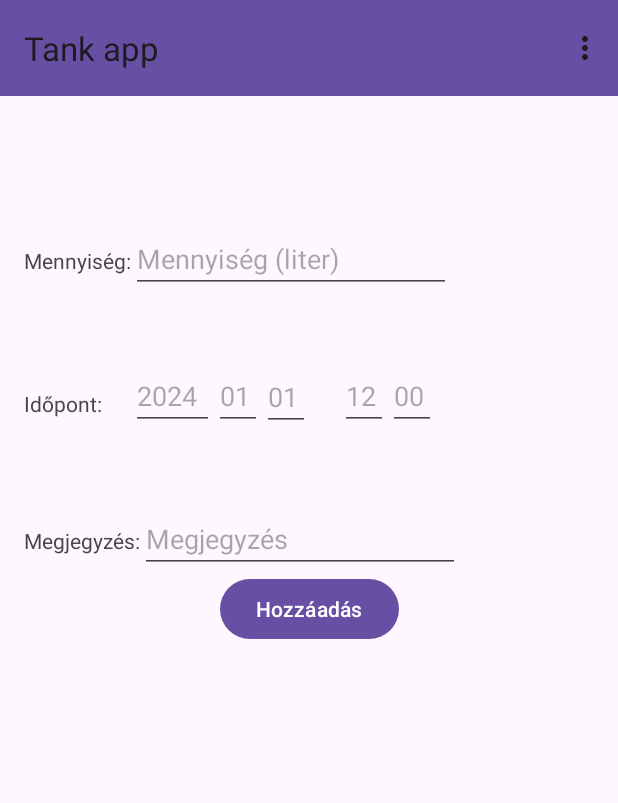
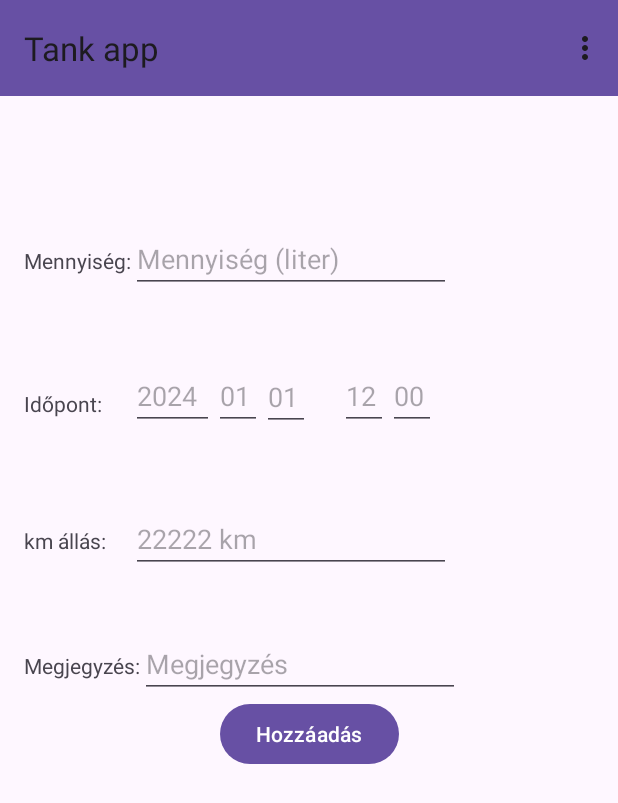
Before and after one commit to badinszky97/android_beadando, an Android app: the fragment UjTankolas placed in its activity, on a phone screen of 412 x 824 dp. Shown: the top 803 px of the screen. Run offline under Robolectric (Android 15) with nearby library versions, the phone set to English and light mode, and no system bars; our stand-ins replace Room's generated code.

Commit message:
km mező hozzáadva az adatbázishoz

```diff
--- a/app/src/main/java/hu/nje/tankolasnyilvantarto/Tankolas.java
+++ b/app/src/main/java/hu/nje/tankolasnyilvantarto/Tankolas.java
@@ -24,11 +24,15 @@ public class Tankolas {
     @ColumnInfo(name = "datum")
     public long lDatum;
 
-    public Tankolas(@NonNull String word, int mennyiseg, long datum)
+    @ColumnInfo(name = "km")
+    public int iKm;
+
+    public Tankolas(@NonNull String word, int mennyiseg, long datum, int km)
     {
         this.mWord = word;
         this.iMennyiseg = mennyiseg;
         this.lDatum = datum;
+        this.iKm = km;
     }
     public Tankolas(@NonNull String word)
     {
--- a/app/src/main/java/hu/nje/tankolasnyilvantarto/TankolasViewHolder.java
+++ b/app/src/main/java/hu/nje/tankolasnyilvantarto/TankolasViewHolder.java
@@ -13,12 +13,14 @@ class TankolasViewHolder extends RecyclerView.ViewHolder {
     private final TextView mennyiseg;
     private final TextView idopont;
     private final TextView megjegyzes;
+    private final TextView km;
 
     private TankolasViewHolder(View itemView) {
         super(itemView);
         mennyiseg = itemView.findViewById(R.id.labelMennyiseg);
         idopont = itemView.findViewById(R.id.labelDatum);
         megjegyzes = itemView.findViewById(R.id.labelMegjegyzes);
+        km = itemView.findViewById(R.id.lableKm);
     }
 
     public void bind(Tankolas ujElem) {
@@ -27,6 +29,7 @@ class TankolasViewHolder extends RecyclerView.ViewHolder {
         Timestamp ujidopont = new Timestamp(ujElem.lDatum);
         idopont.setText(ujidopont.toString());
         mennyiseg.setText(String.valueOf(ujElem.iMennyiseg));
+        km.setText(String.valueOf(ujElem.iKm));
     }
 
     static TankolasViewHolder create(ViewGroup parent) {
--- a/app/src/main/java/hu/nje/tankolasnyilvantarto/UjTankolas.java
+++ b/app/src/main/java/hu/nje/tankolasnyilvantarto/UjTankolas.java
@@ -30,6 +30,7 @@ public class UjTankolas extends Fragment {
     EditText ujOra;
     EditText ujPerc;
     EditText ujMegjegyzes;
+    EditText ujKm;
     public UjTankolas() {
         // Required empty public constructor
     }
@@ -56,6 +57,8 @@ public class UjTankolas extends Fragment {
         ujOra = view.findViewById(R.id.editOra);
         ujPerc = view.findViewById(R.id.editPerc);
 
+        ujKm = view.findViewById(R.id.ujTankolasFrgKm);
+
         hozzaadGomb = view.findViewById(R.id.ujTankolasFrgHozzaad);
 
         mTankolasViewModel = new ViewModelProvider(this).get(TankolasViewModel.class);
@@ -66,7 +69,7 @@ public class UjTankolas extends Fragment {
             if(DatumValos() != "")
             {
                 java.sql.Timestamp timestamp = java.sql.Timestamp.valueOf(DatumValos());
-                Tankolas ujtank = new Tankolas(ujMegjegyzes.getText().toString(), Integer.parseInt(ujMennyiseg.getText().toString()), timestamp.getTime() );
+                Tankolas ujtank = new Tankolas(ujMegjegyzes.getText().toString(), Integer.parseInt(ujMennyiseg.getText().toString()), timestamp.getTime(), Integer.parseInt(ujKm.getText().toString()) );
                 mTankolasViewModel.insert(ujtank);
                 mainactivity.UjElozoTankolasokFragment();
             }
--- a/app/src/main/res/layout/fragment_uj_tankolas.xml
+++ b/app/src/main/res/layout/fragment_uj_tankolas.xml
@@ -14,7 +14,7 @@
         android:layout_marginTop="64dp"
         android:text="Megjegyzés:"
         app:layout_constraintStart_toStartOf="@+id/textView6"
-        app:layout_constraintTop_toBottomOf="@+id/editEv" />
+        app:layout_constraintTop_toBottomOf="@+id/textView7" />
 
     <EditText
         android:id="@+id/ujTankolasFrgMeghegyzes"
@@ -54,6 +54,16 @@
         android:inputType="numberDecimal"
         app:layout_constraintBaseline_toBaselineOf="@+id/textView5"
         app:layout_constraintStart_toEndOf="@+id/textView5" />
+
+    <EditText
+        android:id="@+id/ujTankolasFrgKm"
+        android:layout_width="wrap_content"
+        android:layout_height="wrap_content"
+        android:ems="10"
+        android:hint="22222 km"
+        android:inputType="numberDecimal"
+        app:layout_constraintBaseline_toBaselineOf="@+id/textView7"
+        app:layout_constraintStart_toStartOf="@+id/editEv" />
 
     <Button
         android:id="@+id/ujTankolasFrgHozzaad"
@@ -115,4 +125,13 @@
         app:layout_constraintBaseline_toBaselineOf="@+id/editNap"
         app:layout_constraintStart_toEndOf="@+id/editOra" />
 
+    <TextView
+        android:id="@+id/textView7"
+        android:layout_width="wrap_content"
+        android:layout_height="wrap_content"
+        android:layout_marginTop="64dp"
+        android:text="km állás:"
+        app:layout_constraintStart_toStartOf="@+id/textView6"
+        app:layout_constraintTop_toBottomOf="@+id/editEv" />
+
 </androidx.constraintlayout.widget.ConstraintLayout>
```
Also changed, not shown: app/src/main/res/layout/recyclerview_item.xml (+18 -1 lines).
